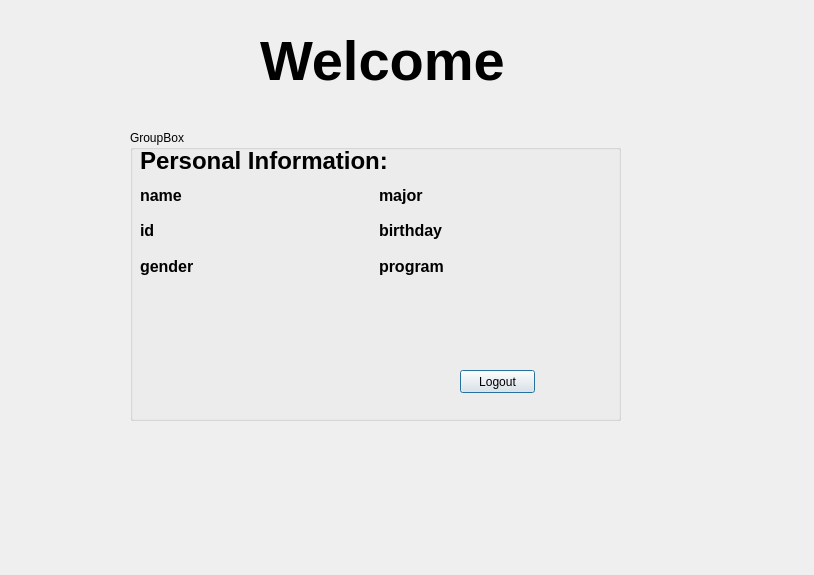
The window that StudentInfoSystem/studentui.ui (HHHHHunger98/Qt_musicplayer) describes before a commit, drawn with Qt 5.
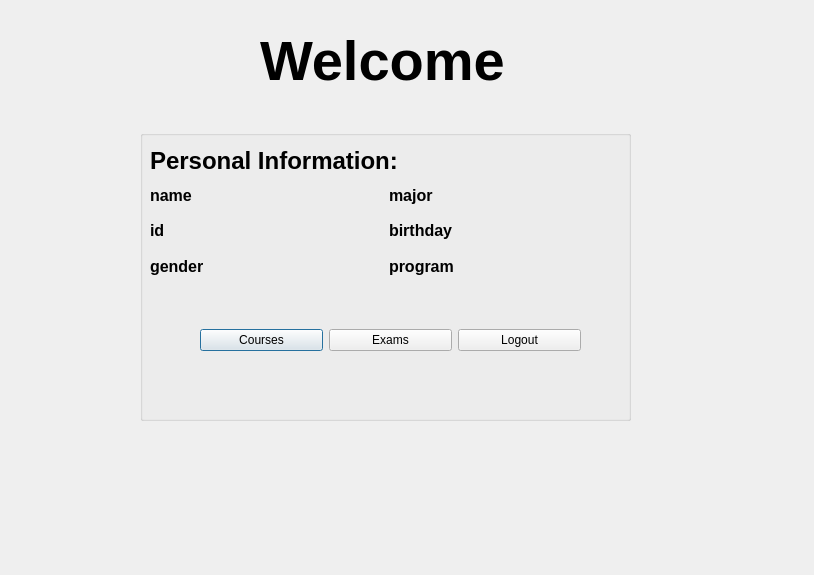
The same window after the commit.

Commit message: students are able to view their courses

What changed in the file:
```diff
--- a/StudentInfoSystem/studentui.ui
+++ b/StudentInfoSystem/studentui.ui
@@ -35,14 +35,14 @@
   <widget class="QGroupBox" name="groupBox_personal_info">
    <property name="geometry">
     <rect>
-     <x>130</x>
+     <x>140</x>
      <y>130</y>
      <width>491</width>
      <height>291</height>
     </rect>
    </property>
    <property name="title">
-    <string>GroupBox</string>
+    <string/>
    </property>
    <widget class="QLabel" name="label_personal_info">
     <property name="geometry">
@@ -153,18 +153,38 @@
      </item>
     </layout>
    </widget>
-   <widget class="QPushButton" name="pushButton_logout">
+   <widget class="QWidget" name="horizontalLayoutWidget">
     <property name="geometry">
      <rect>
-      <x>330</x>
-      <y>240</y>
-      <width>75</width>
-      <height>23</height>
+      <x>60</x>
+      <y>170</y>
+      <width>381</width>
+      <height>80</height>
      </rect>
     </property>
-    <property name="text">
-     <string>Logout</string>
-    </property>
+    <layout class="QHBoxLayout" name="horizontalLayout_buttons">
+     <item>
+      <widget class="QPushButton" name="pushButton_courses">
+       <property name="text">
+        <string>Courses</string>
+       </property>
+      </widget>
+     </item>
+     <item>
+      <widget class="QPushButton" name="pushButton_exams">
+       <property name="text">
+        <string>Exams</string>
+       </property>
+      </widget>
+     </item>
+     <item>
+      <widget class="QPushButton" name="pushButton_logout">
+       <property name="text">
+        <string>Logout</string>
+       </property>
+      </widget>
+     </item>
+    </layout>
    </widget>
   </widget>
  </widget>
```
The commit also changes 17 other files.
